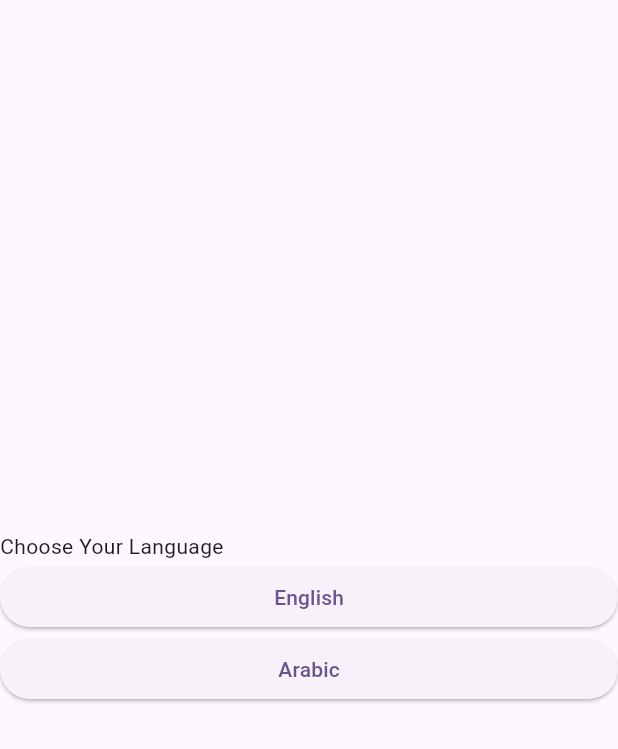
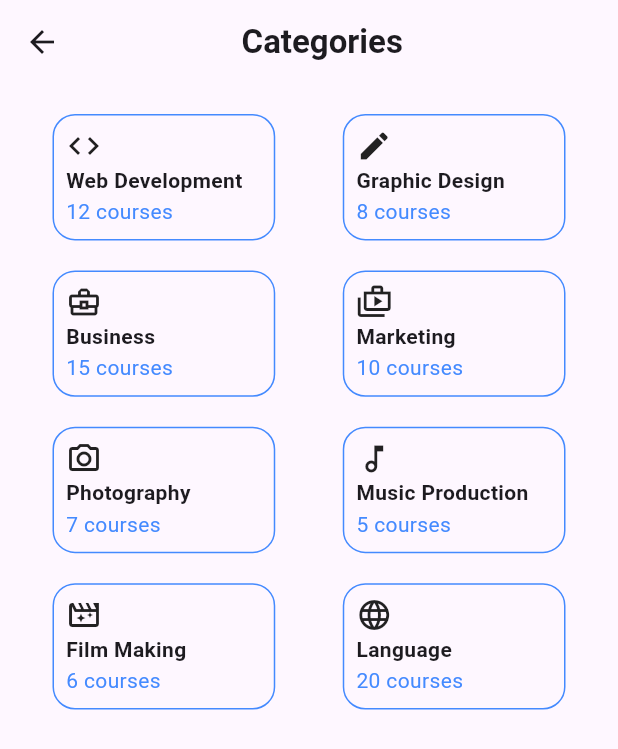
Before and after one commit to Safaa55555/up_skill, a Flutter app: the screen it shows after launch, on a phone screen of 412 x 824 dp. Shown: the top 749 px of the screen. Run offline on Flutter 3.47's test engine with Material 3 defaults, Android fonts, the phone set to English and light mode, and no system bars.

Commit message:
Add Categories Screen

```diff
--- a/lib/categories_screen.dart
+++ b/lib/categories_screen.dart
@@ -0,0 +1,28 @@
+import 'package:flutter/material.dart';
+import 'package:up_skill/data.dart';
+import 'package:up_skill/widgets/category_item.dart';
+
+class CategoriesScreen extends StatelessWidget {
+  const CategoriesScreen({super.key});
+
+  @override
+  Widget build(BuildContext context) {
+    return Scaffold(
+      appBar: AppBar(
+        title: const Center(
+            child: Text("Categories       ",
+                style: TextStyle(fontWeight: FontWeight.bold))),
+        leading: const Icon(Icons.arrow_back),
+      ),
+      body: GridView.count(
+          padding: const EdgeInsets.all(15),
+          crossAxisCount: 2,
+          mainAxisSpacing: 10,
+          crossAxisSpacing: 5,
+          childAspectRatio: 02,
+          children: categories.map((category) {
+            return CategoryItem(category: category);
+          }).toList()),
+    );
+  }
+}
--- /dev/null
+++ b/lib/constants.dart
@@ -0,0 +1,3 @@
+import 'package:flutter/material.dart';
+
+Color mainColor = Colors.blueAccent;
--- /dev/null
+++ b/lib/data.dart
@@ -0,0 +1,25 @@
+import 'package:flutter/material.dart';
+import 'package:up_skill/models/category.dart';
+
+Category category_1 = Category('Web Development', 12, Icons.code);
+Category category_2 = Category('Graphic Design', 8, Icons.edit);
+Category category_3 = Category('Business', 15, Icons.business_center_outlined);
+Category category_4 = Category('Marketing', 10, Icons.shop_2_outlined);
+Category category_5 = Category('Photography', 7, Icons.camera_alt_outlined);
+Category category_6 =
+    Category('Music Production', 5, Icons.music_note_outlined);
+Category category_7 = Category('Film Making', 6, Icons.movie_filter_outlined);
+Category category_8 = Category('Language', 20, Icons.language);
+Category defaultCategory =
+    Category('Categoty Item', 12, Icons.category_outlined);
+
+List<Category> categories = [
+  category_1,
+  category_2,
+  category_3,
+  category_4,
+  category_5,
+  category_6,
+  category_7,
+  category_8
+];
--- a/lib/main.dart
+++ b/lib/main.dart
@@ -1,6 +1,5 @@
 import 'package:flutter/material.dart';
-import 'package:up_skill/language_screen.dart';
-import 'package:up_skill/splash_screen.dart';
+import 'package:up_skill/categories_screen.dart';
 
 void main() {
   runApp(const MyApp());
@@ -14,12 +13,12 @@
   Widget build(BuildContext context) {
     return MaterialApp(
       title: 'Flutter Demo',
+      debugShowCheckedModeBanner: false,
       theme: ThemeData(
-
         colorScheme: ColorScheme.fromSeed(seedColor: Colors.deepPurple),
         useMaterial3: true,
       ),
-      home: const SplashScreen( ),
+      home: const CategoriesScreen(),
     );
   }
 }
--- /dev/null
+++ b/lib/models/category.dart
@@ -0,0 +1,9 @@
+import 'package:flutter/material.dart';
+
+class Category {
+  Category(this.name, this.coursesNumber, this.icon);
+
+  final String name;
+  final int coursesNumber;
+  final IconData icon;
+}
--- /dev/null
+++ b/lib/widgets/category_item.dart
@@ -0,0 +1,37 @@
+import 'package:flutter/material.dart';
+import 'package:up_skill/constants.dart';
+import 'package:up_skill/models/category.dart';
+
+class CategoryItem extends StatelessWidget {
+  const CategoryItem({super.key, required this.category});
+
+  final Category category;
+  @override
+  Widget build(BuildContext context) {
+    return Container(
+      padding: const EdgeInsets.all(8),
+      margin: const EdgeInsets.fromLTRB(20, 5, 20, 5),
+      decoration: BoxDecoration(
+        border: Border.all(color: mainColor),
+        borderRadius: BorderRadius.circular(15),
+      ),
+      width: MediaQuery.of(context).size.width * 0.4,
+      height: MediaQuery.of(context).size.width * 0.2,
+      child: Column(
+        crossAxisAlignment: CrossAxisAlignment.start,
+        mainAxisAlignment: MainAxisAlignment.spaceAround,
+        children: [
+          Icon(category.icon),
+          Text(
+            category.name,
+            style: const TextStyle(fontWeight: FontWeight.bold),
+          ),
+          Text(
+            "${category.coursesNumber} courses",
+            style: TextStyle(color: mainColor),
+          )
+        ],
+      ),
+    );
+  }
+}
```
Also changed, not shown: pubspec.lock.
